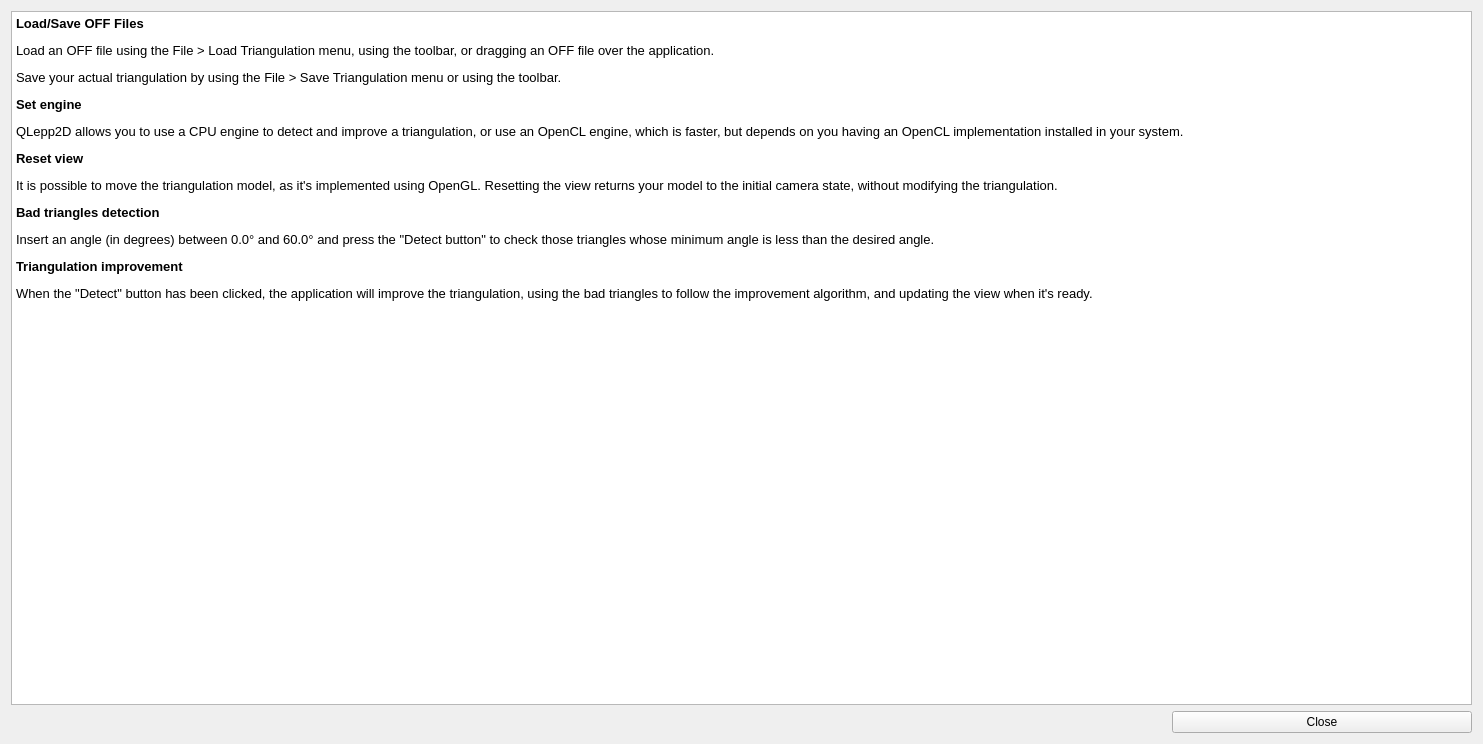
Old version of the form QLepp2DGui/tutorial.ui in the repository gsanhueza/QLepp2D.
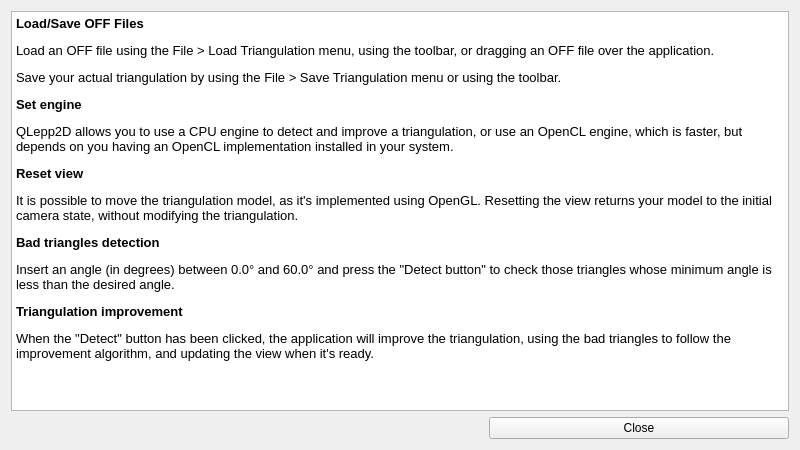
New version of the form. Icons and pictures are not drawn.

Commit message: Adjust size of tutorial and about dialogs

```diff
--- a/QLepp2DGui/tutorial.ui
+++ b/QLepp2DGui/tutorial.ui
@@ -7,8 +7,8 @@
    <rect>
     <x>0</x>
     <y>0</y>
-    <width>1483</width>
-    <height>744</height>
+    <width>800</width>
+    <height>450</height>
    </rect>
   </property>
   <property name="windowTitle">
```
The commit also changes 1 other file.
